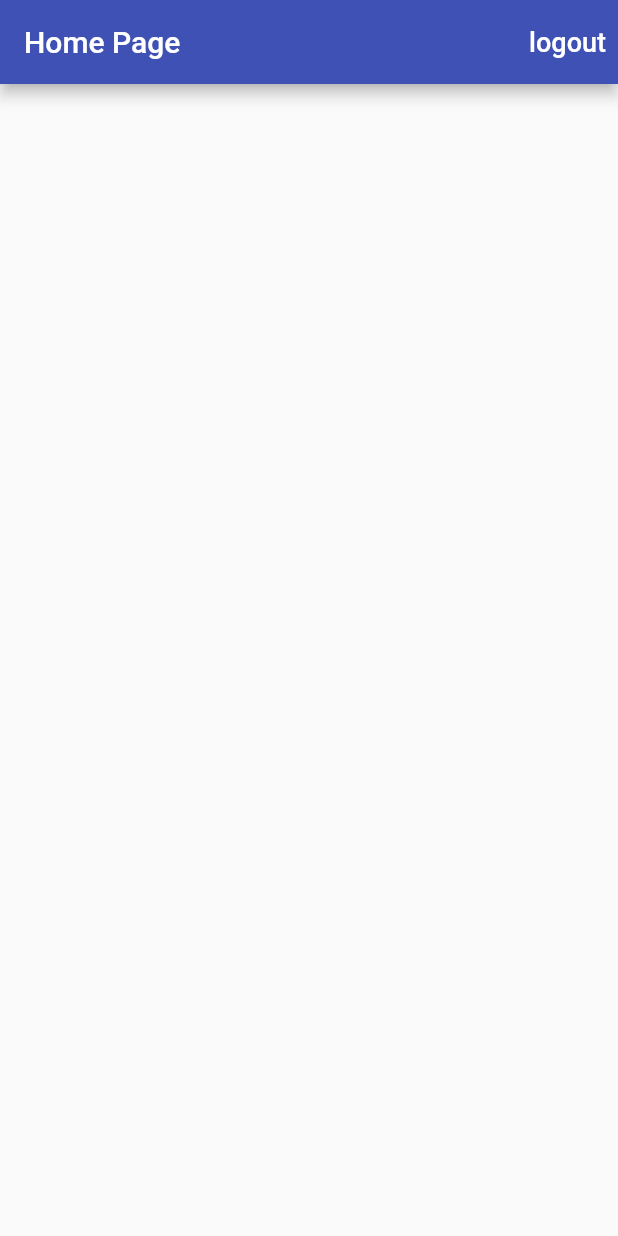
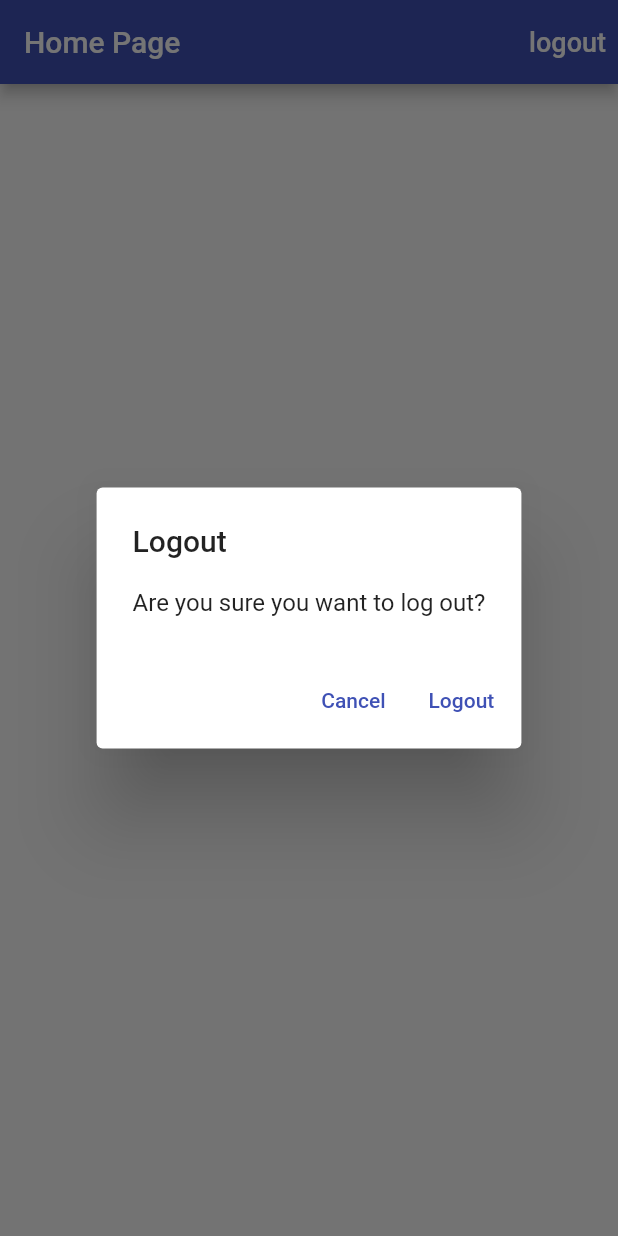
Before and after one commit to Ai-Albert/time_tracker_app, a Flutter app: the screen it shows once a user with an empty profile is signed in, after a tap on "logout", on a phone screen of 412 x 824 dp. Run offline on Flutter 3.47's test engine with Material 2 defaults, Android fonts, the phone set to English and light mode, and no system bars; our stand-ins replace firebase_auth, firebase_core, google_sign_in; missing offline and left inert: flutter_login_facebook; accounts and stored records are empty.

Commit message:
Added platform aware dialog boxes for email sign in failure and logout confirmation

```diff
--- a/lib/app/home_page.dart
+++ b/lib/app/home_page.dart
@@ -1,4 +1,5 @@
 import 'package:flutter/material.dart';
+import 'package:time_tracker/common_widgets/show_alert_dialog.dart';
 import 'package:time_tracker/services/auth.dart';
 
 class HomePage extends StatelessWidget {
@@ -11,6 +12,19 @@
       await auth.signOut();
     } catch (e) {
       print(e.toString());
+    }
+  }
+
+  Future<bool> _confirmSignOut(BuildContext context) async {
+    final request = await showAlertDialog(
+      context,
+      title: 'Logout',
+      content: 'Are you sure you want to log out?',
+      cancelActionText: 'Cancel',
+      defaultActionText: 'Logout',
+    );
+    if (request == true) {
+      _signOut();
     }
   }
 
@@ -28,7 +42,7 @@
                 color: Colors.white,
               ),
             ),
-            onPressed: _signOut,
+            onPressed: () => _confirmSignOut(context),
           ),
         ],
       ),
--- /dev/null
+++ b/lib/common_widgets/show_alert_dialog.dart
@@ -0,0 +1,51 @@
+import 'dart:io';
+import 'package:flutter/cupertino.dart';
+import 'package:flutter/material.dart';
+
+Future<bool> showAlertDialog(
+  BuildContext context, {
+  @required String title,
+  @required String content,
+  String cancelActionText,
+  @required String defaultActionText,
+}) {
+  if (!Platform.isIOS) {
+    return showDialog(
+      barrierDismissible: false,
+      context: context,
+      builder: (context) => AlertDialog(
+        title: Text(title),
+        content: Text(content),
+        actions: <Widget>[
+          if (cancelActionText != null)
+            TextButton(
+              child: Text(cancelActionText),
+              onPressed: () => Navigator.of(context).pop(false),
+            ),
+          TextButton(
+            child: Text(defaultActionText),
+            onPressed: () => Navigator.of(context).pop(true),
+          ),
+        ],
+      ),
+    );
+  }
+  return showCupertinoDialog(
+    context: context,
+    builder: (context) => CupertinoAlertDialog(
+      title: Text(title),
+      content: Text(content),
+      actions: <Widget>[
+        if (cancelActionText != null)
+          CupertinoDialogAction(
+            child: Text(cancelActionText),
+            onPressed: () => Navigator.of(context).pop(false),
+          ),
+        CupertinoDialogAction(
+          child: Text(defaultActionText),
+          onPressed: () => Navigator.of(context).pop(true),
+        ),
+      ],
+    ),
+  );
+}
--- a/lib/services/auth.dart
+++ b/lib/services/auth.dart
@@ -1,5 +1,4 @@
 import 'package:firebase_auth/firebase_auth.dart';
-import 'package:flutter/cupertino.dart';
 import 'package:flutter_login_facebook/flutter_login_facebook.dart';
 import 'package:google_sign_in/google_sign_in.dart';
 
```
Also changed, not shown: lib/app/sign_in/email_sign_in_form.dart (+22 -12 lines).
